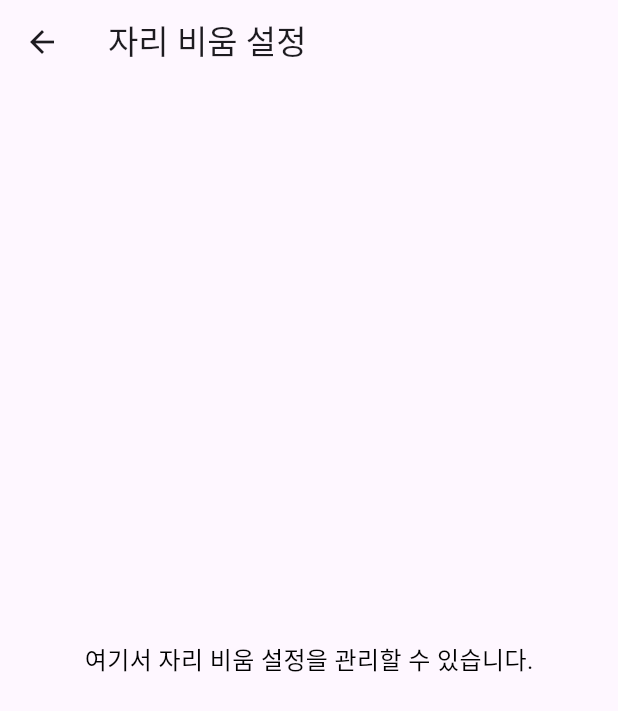
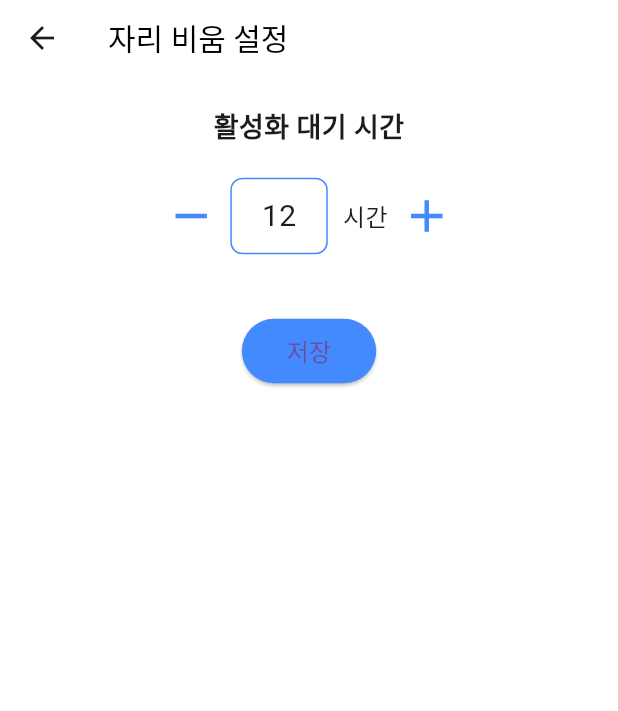
Before and after one commit to JiYeon-rhd/misaeng, a Flutter app: the LeaveSetting screen opened directly, on a phone screen of 412 x 824 dp. Shown: the top 711 px of the screen. Run offline on Flutter 3.47's test engine with Material 3 defaults, Android fonts, the phone set to English and light mode, and no system bars; our stand-ins replace carousel_slider, flutter_spinkit, google_nav_bar, table_calendar; Roboto replaces fonts that are missing (LindKrRg, LineKrBd).

Commit message:
add: 자리 비움 설정 화면 추가

```diff
--- a/lib/my_tab/my_leave_setting.dart
+++ b/lib/my_tab/my_leave_setting.dart
@@ -1,21 +1,107 @@
-
 import 'package:flutter/material.dart';
+import 'package:misaeng/bar/top_bar_L2.dart';
 
 // 자리 비움 설정 페이지
-class LeaveSetting extends StatelessWidget {
+class LeaveSetting extends StatefulWidget {
   const LeaveSetting({super.key});
+
+  @override
+  _LeaveSettingState createState() => _LeaveSettingState();
+}
+
+class _LeaveSettingState extends State<LeaveSetting> {
+  int activationTime = 12; // 기본 값 (12시간)
+
+  void _incrementTime() {
+    if (activationTime < 24) {
+      setState(() {
+        activationTime++;
+      });
+    }
+  }
+
+  void _decrementTime() {
+    if (activationTime > 1) {
+      setState(() {
+        activationTime--;
+      });
+    }
+  }
+
+  void _saveActivationTime() {
+    // 설정된 값을 디버그 콘솔에 출력
+    print("설정된 활성화 대기 시간: $activationTime 시간");
+    // 저장 알림 메시지 표시
+    ScaffoldMessenger.of(context).showSnackBar(
+      SnackBar(
+        content: Text('활성화 대기 시간 $activationTime 시간으로 저장되었습니다.'),
+        duration: const Duration(seconds: 2),
+      ),
+    );
+  }
 
   @override
   Widget build(BuildContext context) {
     return Scaffold(
-      appBar: AppBar(
-        title: Text("자리 비움 설정"),
-      ),
-      body: Center(
-        child: Text(
-          "여기서 자리 비움 설정을 관리할 수 있습니다.",
-          style: TextStyle(fontSize: 16, color: Colors.black),
-        ),
+      backgroundColor: Colors.white,
+      appBar: TopBarL2(title: "자리 비움 설정"),
+      body: Column(
+        mainAxisAlignment: MainAxisAlignment.start,
+        crossAxisAlignment: CrossAxisAlignment.center,
+        children: [
+          const SizedBox(height: 20),
+          const Text(
+            '활성화 대기 시간',
+            style: TextStyle(fontSize: 18, fontWeight: FontWeight.bold),
+          ),
+          const SizedBox(height: 20),
+          Row(
+            mainAxisAlignment: MainAxisAlignment.center,
+            children: [
+              // - 버튼
+              IconButton(
+                onPressed: _decrementTime,
+                icon: const Icon(Icons.remove),
+                color: Colors.blueAccent,
+                iconSize: 36,
+              ),
+              // 시간 표시
+              Container(
+                padding: const EdgeInsets.symmetric(horizontal: 20, vertical: 10),
+                decoration: BoxDecoration(
+                  border: Border.all(color: Colors.blueAccent),
+                  borderRadius: BorderRadius.circular(8),
+                ),
+                child: Text(
+                  '$activationTime',
+                  style: const TextStyle(fontSize: 20),
+                ),
+              ),
+              const SizedBox(width: 10),
+              const Text('시간',
+                  style: TextStyle(fontFamily: "LindKrRg", fontSize: 16)),
+              // + 버튼
+              IconButton(
+                onPressed: _incrementTime,
+                icon: const Icon(Icons.add),
+                color: Colors.blueAccent,
+                iconSize: 36,
+              ),
+            ],
+          ),
+          const SizedBox(height: 40),
+          ElevatedButton(
+            onPressed: _saveActivationTime,
+            style: ElevatedButton.styleFrom(
+              backgroundColor: Colors.blueAccent,
+              padding: const EdgeInsets.symmetric(horizontal: 30, vertical: 10),
+            ),
+            child: const Text(
+              '저장',
+              style: TextStyle(fontSize: 16),
+            ),
+          ),
+        ],
       ),
     );
   }
```
